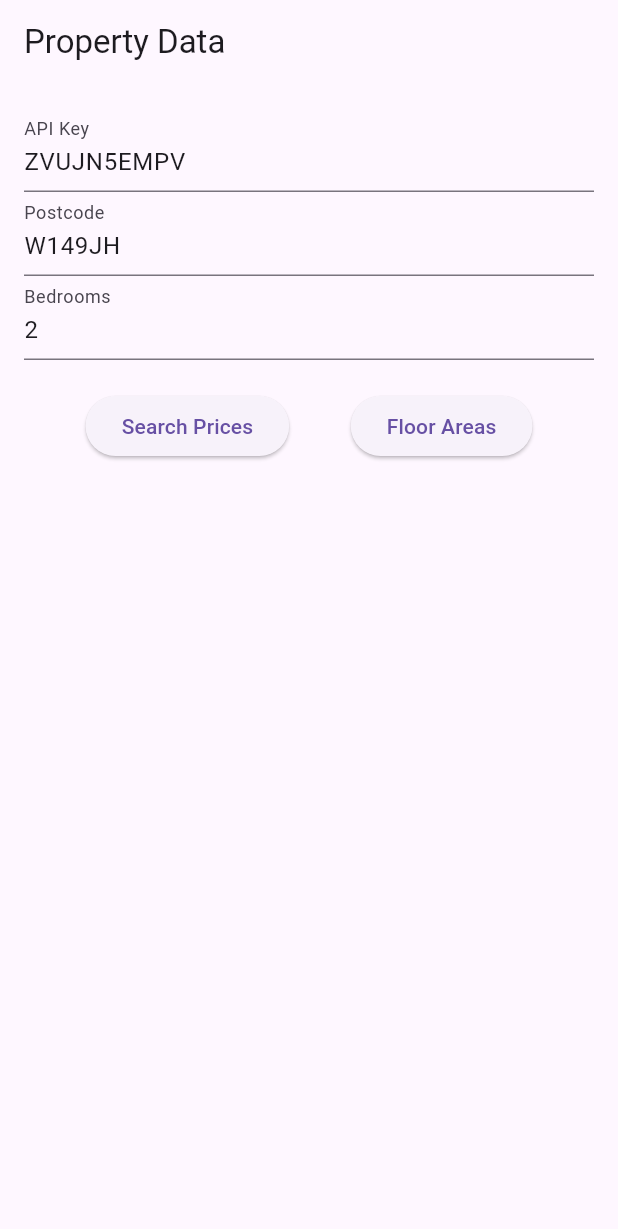
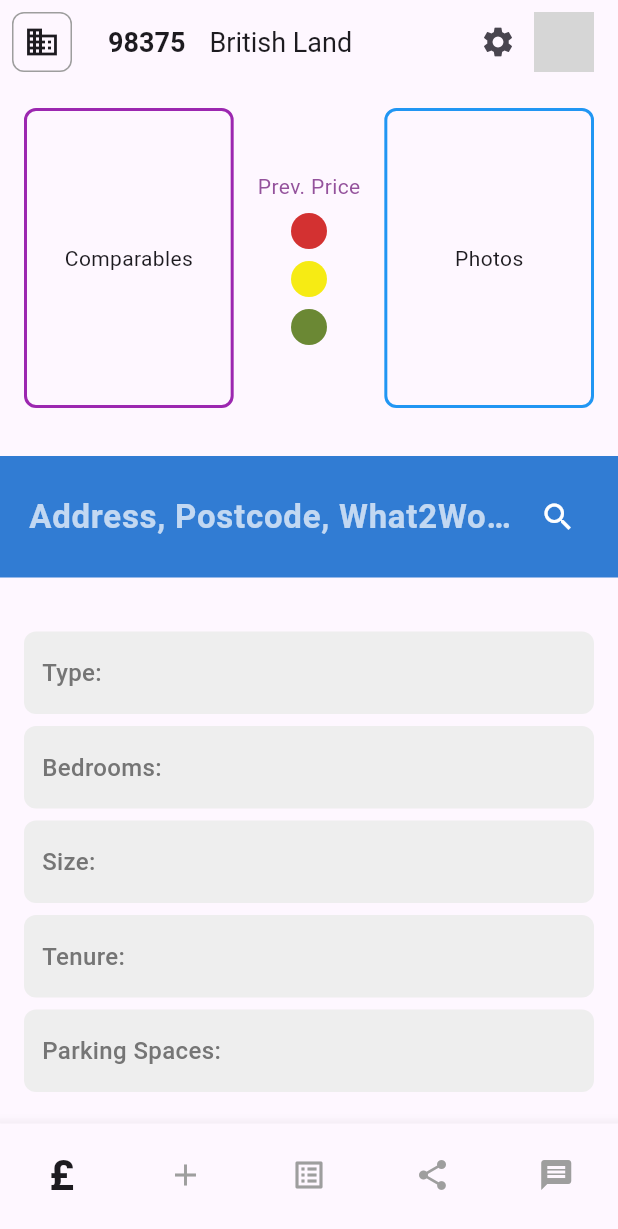
Before and after one commit to propertystalker/prop-flutter, a Flutter app: the screen it shows after launch, on a phone screen of 412 x 824 dp. Shown: the top 1229 px of the screen. Run offline on Flutter 3.47's test engine with Material 3 defaults, Android fonts, the phone set to English and light mode, and no system bars; our stand-ins replace go_router, image_picker, open_file; missing offline and left inert: docx_template; network calls fail; grey boxes are pictures that could not be loaded.

Commit message:
opening screen added

```diff
--- a/lib/main.dart
+++ b/lib/main.dart
@@ -1,11 +1,8 @@
 import 'package:flutter/material.dart';
 import 'package:go_router/go_router.dart';
-import 'screens/home_screen.dart';
-import 'screens/property_detail_screen.dart';
-import 'screens/create_report_screen.dart';
-import 'screens/report_sent_screen.dart';
-import 'screens/share_screen.dart';
-import 'models/property.dart';
+import 'package:myapp/screens/opening_screen.dart';
+import 'package:myapp/screens/property_floor_area_screen.dart' show PropertyFloorAreaScreen;
+import 'package:myapp/utils/constants.dart';
 
 void main() {
   runApp(const MyApp());
@@ -16,46 +13,14 @@ final GoRouter _router = GoRouter(
     GoRoute(
       path: '/',
       builder: (BuildContext context, GoRouterState state) {
-        return const HomeScreen();
+        return const OpeningScreen();
       },
       routes: <RouteBase>[
         GoRoute(
-          path: 'property',
+          path: 'property_floor_area',
           builder: (BuildContext context, GoRouterState state) {
-            if (state.extra is Property) {
-              final Property property = state.extra! as Property;
-              return PropertyDetailScreen(property: property);
-            } else {
-              return const HomeScreen();
-            }
-          },
-        ),
-        GoRoute(
-          path: 'create_report',
-          builder: (BuildContext context, GoRouterState state) {
-            if (state.extra is Property) {
-              final Property property = state.extra! as Property;
-              return CreateReportScreen(property: property);
-            } else {
-              return const HomeScreen();
-            }
-          },
-        ),
-        GoRoute(
-          path: 'report_sent',
-          builder: (BuildContext context, GoRouterState state) {
-            return const ReportSentScreen();
-          },
-        ),
-        GoRoute(
-          path: 'share',
-          builder: (BuildContext context, GoRouterState state) {
-            if (state.extra is Property) {
-              final Property property = state.extra! as Property;
-              return ShareScreen(property: property);
-            } else {
-              return const HomeScreen();
-            }
+            final String postcode = state.uri.queryParameters['postcode']!;
+            return PropertyFloorAreaScreen(postcode: postcode, apiKey: apiKey);
           },
         ),
       ],
--- /dev/null
+++ b/lib/screens/opening_screen.dart
@@ -0,0 +1,209 @@
+import 'package:flutter/material.dart';
+import 'package:go_router/go_router.dart';
+import 'package:myapp/utils/constants.dart';
+
+class OpeningScreen extends StatefulWidget {
+  const OpeningScreen({super.key});
+
+  @override
+  State<OpeningScreen> createState() => _OpeningScreenState();
+}
+
+class _OpeningScreenState extends State<OpeningScreen> {
+  final TextEditingController _postcodeController = TextEditingController();
+
+  void _searchByPostcode(String postcode) {
+    if (postcode.isNotEmpty) {
+      context.push('/property_floor_area?postcode=$postcode');
+    }
+  }
+
+  @override
+  void dispose() {
+    _postcodeController.dispose();
+    super.dispose();
+  }
+
+  Widget _buildGreyedOutField(String label) {
+    return Padding(
+      padding: const EdgeInsets.symmetric(vertical: 4.0),
+      child: Container(
+        padding: const EdgeInsets.symmetric(horizontal: 12.0, vertical: 16.0),
+        decoration: BoxDecoration(
+          color: Colors.grey[200],
+          borderRadius: BorderRadius.circular(8.0),
+        ),
+        child: Row(
+          children: [
+            Text(
+              label,
+              style: TextStyle(
+                  color: Colors.grey[600],
+                  fontSize: 16,
+                  fontWeight: FontWeight.w500),
+            ),
+          ],
+        ),
+      ),
+    );
+  }
+
+  @override
+  Widget build(BuildContext context) {
+    return Scaffold(
+      appBar: AppBar(
+        leading: Padding(
+          padding: const EdgeInsets.all(8.0),
+          child: Container(
+            decoration: BoxDecoration(
+              border: Border.all(color: Colors.grey),
+              borderRadius: BorderRadius.circular(8.0),
+            ),
+            child: const Icon(Icons.business),
+          ),
+        ),
+        title: const Row(
+          mainAxisAlignment: MainAxisAlignment.start,
+          children: [
+            Text('98375',
+                style: TextStyle(fontSize: 18, fontWeight: FontWeight.bold)),
+            SizedBox(width: 16),
+            Text('British Land', style: TextStyle(fontSize: 18)),
+          ],
+        ),
+        actions: [
+          IconButton(icon: const Icon(Icons.settings), onPressed: () {}),
+          const Padding(
+            padding: EdgeInsets.only(right: 16.0),
+            child: CircleAvatar(
+              backgroundImage:
+                  NetworkImage('https://picsum.photos/seed/picsum/200/300'),
+            ),
+          ),
+        ],
+      ),
+      body: SingleChildScrollView(
+        child: Column(
+          crossAxisAlignment: CrossAxisAlignment.start,
+          children: [
+            Padding(
+              padding: const EdgeInsets.all(16.0),
+              child: Row(
+                children: [
+                  Expanded(
+                    child: Container(
+                      height: 200,
+                      decoration: BoxDecoration(
+                        border: Border.all(color: Colors.purple, width: 2),
+                        borderRadius: BorderRadius.circular(8.0),
+                      ),
+                      child: const Center(child: Text('Comparables')),
+                    ),
+                  ),
+                  const SizedBox(width: 16),
+                   Column(
+                    children: [
+                      const Text('Prev. Price', style: TextStyle(color: accentColor)),
+                      const SizedBox(height: 8),
+                      Container(
+                          width: 24,
+                          height: 24,
+                          decoration: const BoxDecoration(
+                              color: trafficRed, shape: BoxShape.circle)),
+                      const SizedBox(height: 8),
+                      Container(
+                          width: 24,
+                          height: 24,
+                          decoration: const BoxDecoration(
+                              color: trafficYellow, shape: BoxShape.circle)),
+                      const SizedBox(height: 8),
+                      Container(
+                          width: 24,
+                          height: 24,
+                          decoration: const BoxDecoration(
+                              color: trafficGreen, shape: BoxShape.circle)),
+                    ],
+                  ),
+                  const SizedBox(width: 16),
+                  Expanded(
+                    child: Container(
+                      height: 200,
+                      decoration: BoxDecoration(
+                        border: Border.all(color: Colors.blue, width: 2),
+                        borderRadius: BorderRadius.circular(8.0),
+                      ),
+                      child: const Center(child: Text('Photos')),
+                    ),
+                  ),
+                ],
+              ),
+            ),
+            const SizedBox(height: 16),
+            Container(
+              width: double.infinity,
+              color: primaryColor,
+              padding: const EdgeInsets.symmetric(vertical: 16.0),
+              child: Column(
+                children: [
+                  Padding(
+                    padding: const EdgeInsets.symmetric(horizontal: 16.0),
+                    child: TextFormField(
+                      controller: _postcodeController,
+                      style: const TextStyle(
+                          color: Colors.white,
+                          fontSize: 22,
+                          fontWeight: FontWeight.bold),
+                      textAlign: TextAlign.center,
+                      decoration: InputDecoration(
+                        hintText: 'Address, Postcode, What2Words etc...',
+                        hintStyle: TextStyle(color: Colors.white.withOpacity(0.7)),
+                        border: InputBorder.none,
+                        suffixIcon: IconButton(
+                          icon: const Icon(Icons.search, color: Colors.white),
+                          onPressed: () =>
+                              _searchByPostcode(_postcodeController.text),
+                        ),
+                      ),
+                      onFieldSubmitted: _searchByPostcode,
+                    ),
+                  ),
+                ],
+              ),
+            ),
+            Padding(
+              padding: const EdgeInsets.all(16.0),
+              child: Column(
+                crossAxisAlignment: CrossAxisAlignment.stretch,
+                children: [
+                  const SizedBox(height: 16),
+                  _buildGreyedOutField('Type:'),
+                  _buildGreyedOutField('Bedrooms:'),
+                  _buildGreyedOutField('Size:'),
+                  _buildGreyedOutField('Tenure:'),
+                  _buildGreyedOutField('Parking Spaces:'),
+                ],
+              ),
+            ),
+          ],
+        ),
+      ),
+      bottomNavigationBar: BottomNavigationBar(
+        items: const <BottomNavigationBarItem>[
+          BottomNavigationBarItem(
+              icon: Text('£',
+                  style: TextStyle(fontSize: 28, fontWeight: FontWeight.bold)),
+              label: ''),
+          BottomNavigationBarItem(icon: Icon(Icons.add), label: ''),
+          BottomNavigationBarItem(icon: Icon(Icons.list_alt), label: ''),
+          BottomNavigationBarItem(icon: Icon(Icons.share), label: ''),
+          BottomNavigationBarItem(icon: Icon(Icons.message), label: ''),
+        ],
+        selectedItemColor: Theme.of(context).colorScheme.primary,
+        unselectedItemColor: Colors.grey,
+        showSelectedLabels: false,
+        showUnselectedLabels: false,
+        type: BottomNavigationBarType.fixed,
+      ),
+    );
+  }
+}
--- a/lib/screens/property_floor_area_filter_screen.dart
+++ b/lib/screens/property_floor_area_filter_screen.dart
@@ -473,13 +473,13 @@ class PropertyFloorAreaFilterScreenState
                     child: Padding(
                       padding: const EdgeInsets.symmetric(horizontal: 16.0, vertical: 8.0),
                       child: Column(
+                        crossAxisAlignment: CrossAxisAlignment.start,
                         children: [
                           Padding(
                             padding: const EdgeInsets.symmetric(vertical: 8.0),
                             child: Row(
-                              mainAxisAlignment: MainAxisAlignment.spaceBetween,
                               children: [
-                                Text('Size', style: Theme.of(context).textTheme.titleMedium),
+                                Text('Size: ', style: Theme.of(context).textTheme.titleMedium),
                                 Text(widget.area.squareFeet.toString(), style: Theme.of(context).textTheme.titleMedium),
                               ],
                             ),
@@ -488,9 +488,8 @@ class PropertyFloorAreaFilterScreenState
                           Padding(
                             padding: const EdgeInsets.symmetric(vertical: 8.0),
                             child: Row(
-                              mainAxisAlignment: MainAxisAlignment.spaceBetween,
                               children: [
-                                Text('Bedroom', style: Theme.of(context).textTheme.titleMedium),
+                                Text('Bedroom: ', style: Theme.of(context).textTheme.titleMedium),
                                 Text(widget.area.habitableRooms.toString(), style: Theme.of(context).textTheme.titleMedium),
                               ],
                             ),
```
